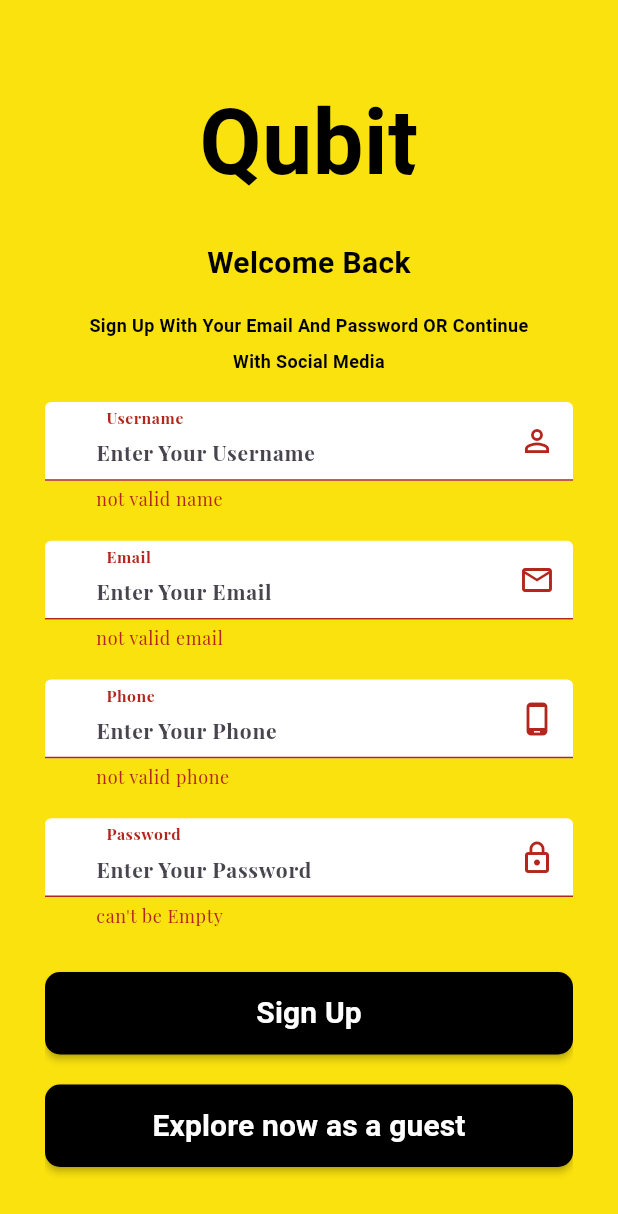
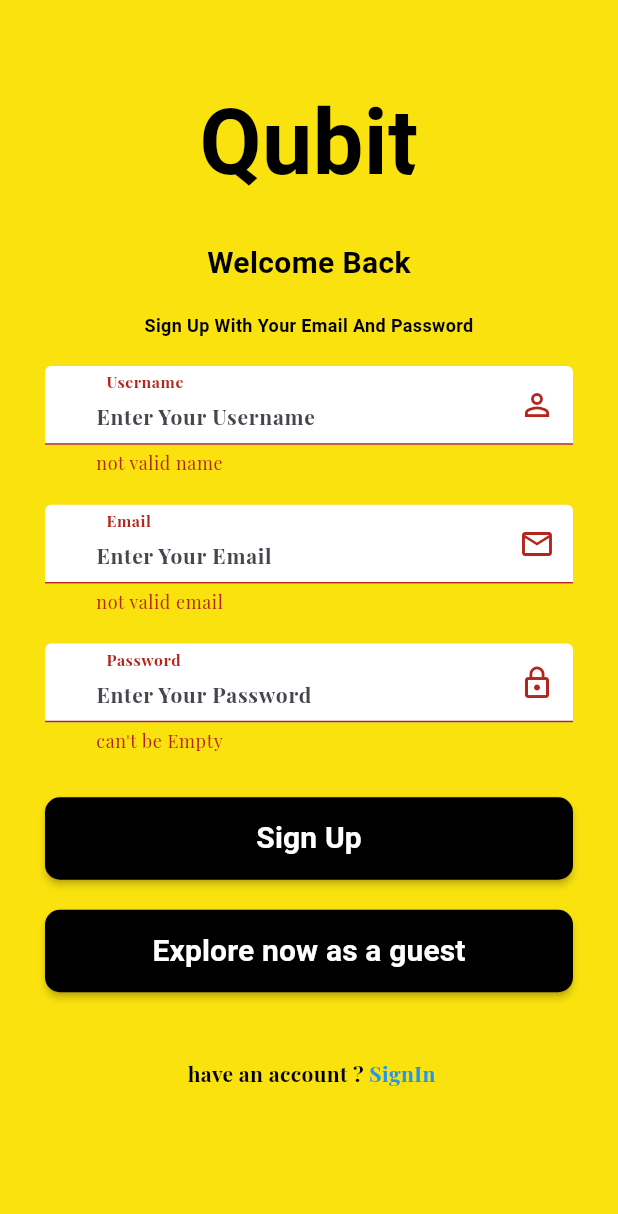
Before and after one commit to mohamad-talaat/quebetrats, a Flutter app: the RegisterScreen screen opened by its route, after a tap on "Sign Up", on a phone screen of 412 x 824 dp. Shown: the top 1214 px of the screen. Run offline on Flutter 3.47's test engine with Material 3 defaults, Android fonts, the light colour scheme and no system bars; our stand-ins replace dartz, firebase_core, flutter_screenutil, get, google_fonts, google_nav_bar and 3 more; accounts and stored records are empty; Roboto replaces fonts that are missing (Aboreto); project files that could hold a hidden picture were left out.

Commit message:
forth steps

```diff
--- a/lib/core/localization/translation.dart
+++ b/lib/core/localization/translation.dart
@@ -15,7 +15,7 @@
           "9": "تسجيل الدخول",
           "10": "اهلا بك",
           "11":
-              "يمكنك تسجيل الدخول من خلال البريد وكلمة المرور او من خلال وسائل التواصل الاجتماعي",
+              "يمكنك تسجيل الدخول من خلال البريد وكلمة المرور ",
           "12": "ادخل البريد الالكتروني",
           "50": "استكشف الان كضيف",
           "13": "ادخل كلمة المرور",
@@ -75,7 +75,7 @@
           "22": "Enter Your Phone",
           "23": "Enter Your Username",
           "24":
-              "Sign Up With Your Email And Password OR Continue With Social Media",
+              "Sign Up With Your Email And Password ",
           "25": " have an account ? ",
           "26": "SignIn",
           "27": "Check Email",
--- a/lib/core/services/services.dart
+++ b/lib/core/services/services.dart
@@ -9,6 +9,7 @@
     sharedPreferences = await SharedPreferences.getInstance();
     return this;
   }
+
 }
 
 initialServices() async {
--- a/lib/features/register/logic/signup_controller.dart
+++ b/lib/features/register/logic/signup_controller.dart
@@ -1,4 +1,4 @@
-import 'package:quebetrats/core/pagescall/pagename.dart';
+ import 'package:quebetrats/core/pagescall/pagename.dart';
 import 'package:flutter/material.dart';
 import 'package:get/get.dart';
 import 'package:quebetrats/core/class/statusrequest.dart';
@@ -6,7 +6,7 @@
 abstract class SignUpController extends GetxController {
   signUp();
   goToSignIn();
-   goToAsAGhost();
+  goToAsAGhost();
 }
 
 class SignUpControllerImp extends SignUpController {
@@ -14,8 +14,7 @@
 
   late TextEditingController name;
   late TextEditingController email;
-  late TextEditingController phone;
-  late TextEditingController password;
+   late TextEditingController password;
   StatusRequest statusRequest = StatusRequest.none;
 
   bool isshowpassword = true;
@@ -24,6 +23,24 @@
     isshowpassword = isshowpassword == true ? false : true;
     update();
   }
+
+//   signUp() {
+ //  try {
+//   final credential = await FirebaseAuth.instance.createUserWithEmailAndPassword(
+//     email: emailAddress,
+//     password: password,
+//   );
+// } on FirebaseAuthException catch (e) {
+//   if (e.code == 'weak-password') {
+//     print('The password provided is too weak.');
+//   } else if (e.code == 'email-already-in-use') {
+//     print('The account already exists for that email.');
+//   }
+// } catch (e) {
+//   print(e);
+// }
+
+//   }
 
   // SignupData testDataSignUp = SignupData(Get.find());
   // List data = [];
@@ -62,8 +79,7 @@
   @override
   void onInit() {
     name = TextEditingController();
-    phone = TextEditingController();
-    email = TextEditingController();
+     email = TextEditingController();
     password = TextEditingController();
     super.onInit();
   }
@@ -72,8 +88,7 @@
   void dispose() {
     name.dispose();
     email.dispose();
-    phone.dispose();
-    password.dispose();
+     password.dispose();
     super.dispose();
   }
 
--- a/lib/features/register/ui/register_screen.dart
+++ b/lib/features/register/ui/register_screen.dart
@@ -75,17 +75,17 @@
                           labeltext: "18".tr,
                           // mycontroller: ,
                         ),
-                        CustomTextFormAuth(
-                          isNumber: true,
-                          valid: (val) {
-                            return validInput(val!, 7, 11, "phone");
-                          },
-                          mycontroller: controller.phone,
-                          hinttext: "22".tr,
-                          iconData: Icons.phone_android_outlined,
-                          labeltext: "21".tr,
-                          // mycontroller: ,
-                        ),
+                        // CustomTextFormAuth(
+                        //   isNumber: true,
+                        //   valid: (val) {
+                        //     return validInput(val!, 7, 11, "phone");
+                        //   },
+                        //   mycontroller: controller.phone,
+                        //   hinttext: "22".tr,
+                        //   iconData: Icons.phone_android_outlined,
+                        //   labeltext: "21".tr,
+                        //   // mycontroller: ,
+                        // ),
                         // GetBuilder<SignUpControllerImp>(
                         //     builder: (controller) =>
                         CustomTextFormAuth(
```
Also changed, not shown: lib/features/login/logic/login_controller.dart (+14 -11 lines), lib/main.dart (+6 -1 lines), pubspec.yaml (+11 -9 lines), pubspec.lock, 6 other files.
